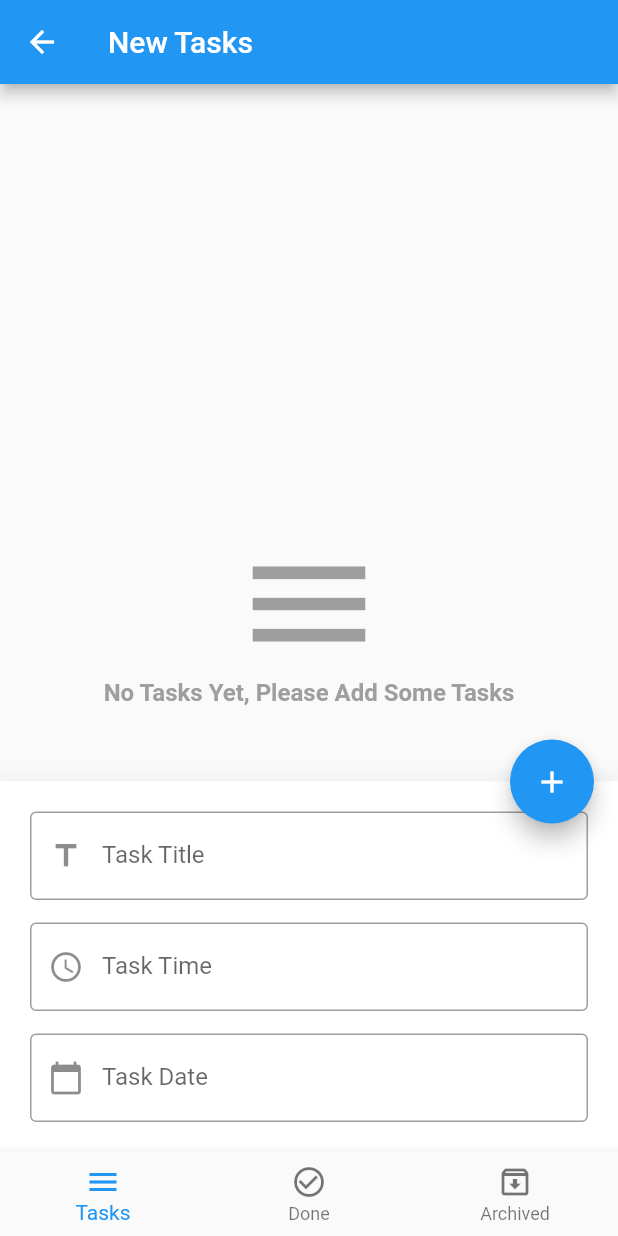
After one commit to Hassank455/BMI_Calculater, a Flutter app: the screen it shows after launch, after a tap on the "edit" icon, on a phone screen of 412 x 824 dp. The commit adds this screen. Run offline on Flutter 3.47's test engine with Material 2 defaults, Android fonts, the phone set to English and light mode, and no system bars; our stand-ins replace bloc, conditional_builder, flutter_bloc, sqflite; accounts and stored records are empty; network calls fail.

Commit message:
thired commot

```diff
--- /dev/null
+++ b/lib/layout/home_layout.dart
@@ -0,0 +1,195 @@
+import 'package:bmi_calculater/shared/components/components.dart';
+import 'package:bmi_calculater/shared/cubit/cubit.dart';
+import 'package:bmi_calculater/shared/cubit/states.dart';
+import 'package:conditional_builder/conditional_builder.dart';
+import 'package:flutter/material.dart';
+import 'package:flutter_bloc/flutter_bloc.dart';
+import 'package:intl/intl.dart';
+
+class HomeLayout extends StatefulWidget {
+  @override
+  _HomeLayoutState createState() => _HomeLayoutState();
+}
+
+class _HomeLayoutState extends State<HomeLayout> {
+  var scaffoldKey = GlobalKey<ScaffoldState>();
+
+  var formKey = GlobalKey<FormState>();
+
+  var titleController = TextEditingController();
+
+  var timeController = TextEditingController();
+
+  var dateController = TextEditingController();
+
+  @override
+  Widget build(BuildContext context) {
+    return BlocProvider(
+      create: (BuildContext context) => AppCubit()..createDatabase(),
+      child: BlocConsumer<AppCubit, AppStates>(
+        listener: (BuildContext context, AppStates state) {
+          if (state is AppInsertDatabaseState) {
+            Navigator.pop(context);
+          }
+        },
+        builder: (BuildContext context, AppStates state) {
+          AppCubit cubit = AppCubit.get(context);
+
+          return Scaffold(
+            key: scaffoldKey,
+            appBar: AppBar(
+              title: Text(
+                cubit.titles[cubit.currentIndex],
+              ),
+            ),
+            body: ConditionalBuilder(
+              condition: state is! AppGetDatabaseLoadingState,
+              builder: (context) => cubit.screens[cubit.currentIndex],
+              fallback: (context) => Center(child: CircularProgressIndicator()),
+            ),
+            floatingActionButton: FloatingActionButton(
+              onPressed: () {
+                if (cubit.isBottomSheetShown) {
+                  if (formKey.currentState.validate()) {
+                    cubit.insertToDatabase(
+                      title: titleController.text,
+                      time: timeController.text,
+                      date: dateController.text,
+                    );
+                  }
+                } else {
+                  scaffoldKey.currentState
+                      .showBottomSheet(
+                        (context) => Container(
+                          color: Colors.white,
+                          padding: EdgeInsets.all(
+                            20.0,
+                          ),
+                          child: Form(
+                            key: formKey,
+                            child: Column(
+                              mainAxisSize: MainAxisSize.min,
+                              children: [
+                                defaultFormField(
+                                  controller: titleController,
+                                  type: TextInputType.text,
+                                  validate: (String value) {
+                                    if (value.isEmpty) {
+                                      return 'title must not be empty';
+                                    }
+
+                                    return null;
+                                  },
+                                  label: 'Task Title',
+                                  prefix: Icons.title,
+                                ),
+                                SizedBox(
+                                  height: 15.0,
+                                ),
+                                defaultFormField(
+                                  controller: timeController,
+                                  type: TextInputType.datetime,
+                                  onTap: () {
+                                    showTimePicker(
+                                      context: context,
+                                      initialTime: TimeOfDay.now(),
+                                    ).then((value) {
+                                      timeController.text =
+                                          value.format(context).toString();
+                                      print(value.format(context));
+                                    });
+                                  },
+                                  validate: (String value) {
+                                    if (value.isEmpty) {
+                                      return 'time must not be empty';
+                                    }
+
+                                    return null;
+                                  },
+                                  label: 'Task Time',
+                                  prefix: Icons.watch_later_outlined,
+                                ),
+                                SizedBox(
+                                  height: 15.0,
+                                ),
+                                defaultFormField(
+                                  controller: dateController,
+                                  type: TextInputType.datetime,
+                                  onTap: () {
+                                    showDatePicker(
+                                      context: context,
+                                      initialDate: DateTime.now(),
+                                      firstDate: DateTime.now(),
+                                      lastDate: DateTime.parse('2021-05-03'),
+                                    ).then((value) {
+                                      dateController.text =
+                                          DateFormat.yMMMd().format(value);
+                                    });
+                                  },
+                                  validate: (String value) {
+                                    if (value.isEmpty) {
+                                      return 'date must not be empty';
+                                    }
+
+                                    return null;
+                                  },
+                                  label: 'Task Date',
+                                  prefix: Icons.calendar_today,
+                                ),
+                              ],
+                            ),
+                          ),
+                        ),
+                        elevation: 20.0,
+                      )
+                      .closed
+                      .then((value) {
+                    cubit.changeBottomSheetState(
+                      isShow: false,
+                      icon: Icons.edit,
+                    );
+                  });
+
+                  cubit.changeBottomSheetState(
+                    isShow: true,
+                    icon: Icons.add,
+                  );
+                }
+              },
+              child: Icon(
+                cubit.fabIcon,
+              ),
+            ),
+            bottomNavigationBar: BottomNavigationBar(
+              type: BottomNavigationBarType.fixed,
+              currentIndex: cubit.currentIndex,
+              onTap: (index) {
+                cubit.changeIndex(index);
+              },
+              items: [
+                BottomNavigationBarItem(
+                  icon: Icon(
+                    Icons.menu,
+                  ),
+                  label: 'Tasks',
+                ),
+                BottomNavigationBarItem(
+                  icon: Icon(
+                    Icons.check_circle_outline,
+                  ),
+                  label: 'Done',
+                ),
+                BottomNavigationBarItem(
+                  icon: Icon(
+                    Icons.archive_outlined,
+                  ),
+                  label: 'Archived',
+                ),
+              ],
+            ),
+          );
+        },
+      ),
+    );
+  }
+}
--- a/lib/main.dart
+++ b/lib/main.dart
@@ -1,6 +1,7 @@
 import 'package:bmi_calculater/modules/login/login_screen.dart';
 import 'package:flutter/material.dart';
 
+import 'layout/home_layout.dart';
 import 'modules/bmi/bmi_screen.dart';
 
 void main() {
@@ -15,7 +16,8 @@ class MyApp extends StatelessWidget {
   Widget build(BuildContext context) {
     return MaterialApp(
       debugShowCheckedModeBanner: false,
-      home: LoginScreen(),
+      //home: LoginScreen(),
+      home: HomeLayout(),
     );
   }
 }
--- /dev/null
+++ b/lib/modules/new_tasks/new_tasks_screen.dart
@@ -0,0 +1,25 @@
+
+import 'package:bmi_calculater/shared/components/components.dart';
+import 'package:bmi_calculater/shared/cubit/cubit.dart';
+import 'package:bmi_calculater/shared/cubit/states.dart';
+import 'package:flutter/material.dart';
+import 'package:flutter_bloc/flutter_bloc.dart';
+
+class NewTasksScreen extends StatelessWidget
+{
+  @override
+  Widget build(BuildContext context)
+  {
+    return BlocConsumer<AppCubit, AppStates>(
+      listener: (context, state) {},
+      builder: (context, state)
+      {
+        var tasks = AppCubit.get(context).newTasks;
+
+        return tasksBuilder(
+          tasks: tasks,
+        );
+      },
+    );
+  }
+}
--- a/lib/shared/components/components.dart
+++ b/lib/shared/components/components.dart
@@ -1,3 +1,5 @@
+import 'package:bmi_calculater/shared/cubit/cubit.dart';
+import 'package:conditional_builder/conditional_builder.dart';
 import 'package:flutter/material.dart';
 
 Widget defaultButton({
@@ -33,30 +35,153 @@ Widget defaultFormField({
   @required TextInputType type,
   Function onSubmit,
   Function onChange,
+  Function onTap,
   bool isPassword = false,
   @required Function validate,
   @required String label,
   @required IconData prefix,
   IconData suffix,
   Function suffixPressed,
-}) => TextFormField(
+  bool isClickable = true,
+}) =>
+    TextFormField(
       controller: controller,
       keyboardType: type,
       obscureText: isPassword,
+      enabled: isClickable,
       onFieldSubmitted: onSubmit,
       onChanged: onChange,
+      onTap: onTap,
       validator: validate,
       decoration: InputDecoration(
         labelText: label,
         prefixIcon: Icon(
           prefix,
         ),
-    suffixIcon: suffix != null ? IconButton(
+        suffixIcon: suffix != null
+            ? IconButton(
                 onPressed: suffixPressed,
                 icon: Icon(
                   suffix,
                 ),
-    ) : null,
+              )
+            : null,
         border: OutlineInputBorder(),
       ),
     );
+
+Widget buildTaskItem(Map model, context) => Dismissible(
+      key: Key(model['id'].toString()),
+      child: Padding(
+        padding: const EdgeInsets.all(20.0),
+        child: Row(
+          children: [
+            CircleAvatar(
+              radius: 40.0,
+              child: Text(
+                '${model['time']}',
+              ),
+            ),
+            SizedBox(
+              width: 20.0,
+            ),
+            Expanded(
+              child: Column(
+                mainAxisSize: MainAxisSize.min,
+                crossAxisAlignment: CrossAxisAlignment.start,
+                children: [
+                  Text(
+                    '${model['title']}',
+                    style: TextStyle(
+                      fontSize: 18.0,
+                      fontWeight: FontWeight.bold,
+                    ),
+                  ),
+                  Text(
+                    '${model['date']}',
+                    style: TextStyle(
+                      color: Colors.grey,
+                    ),
+                  ),
+                ],
+              ),
+            ),
+            SizedBox(
+              width: 20.0,
+            ),
+            IconButton(
+              onPressed: () {
+                AppCubit.get(context).updateData(
+                  status: 'done',
+                  id: model['id'],
+                );
+              },
+              icon: Icon(
+                Icons.check_box,
+                color: Colors.green,
+              ),
+            ),
+            IconButton(
+              onPressed: () {
+                AppCubit.get(context).updateData(
+                  status: 'archive',
+                  id: model['id'],
+                );
+              },
+              icon: Icon(
+                Icons.archive,
+                color: Colors.black45,
+              ),
+            ),
+          ],
+        ),
+      ),
+      onDismissed: (direction) {
+        AppCubit.get(context).deleteData(
+          id: model['id'],
+        );
+      },
+    );
+
+Widget tasksBuilder({
+  @required List<Map> tasks,
+}) =>
+    ConditionalBuilder(
+      condition: tasks.length > 0,
+      builder: (context) => ListView.separated(
+        itemBuilder: (context, index) {
+          return buildTaskItem(tasks[index], context);
+        },
+        separatorBuilder: (context, index) => Padding(
+          padding: const EdgeInsetsDirectional.only(
+            start: 20.0,
+          ),
+          child: Container(
+            width: double.infinity,
+            height: 1.0,
+            color: Colors.grey[300],
+          ),
+        ),
+        itemCount: tasks.length,
+      ),
+      fallback: (context) => Center(
+        child: Column(
+          mainAxisAlignment: MainAxisAlignment.center,
+          children: [
+            Icon(
+              Icons.menu,
+              size: 100.0,
+              color: Colors.grey,
+            ),
+            Text(
+              'No Tasks Yet, Please Add Some Tasks',
+              style: TextStyle(
+                fontSize: 16.0,
+                fontWeight: FontWeight.bold,
+                color: Colors.grey,
+              ),
+            ),
+          ],
+        ),
+      ),
+    );
--- /dev/null
+++ b/lib/shared/cubit/cubit.dart
@@ -0,0 +1,155 @@
+import 'package:bmi_calculater/modules/archived_tasks/archived_tasks_screen.dart';
+import 'package:bmi_calculater/modules/done_tasks/done_tasks_screen.dart';
+import 'package:bmi_calculater/modules/new_tasks/new_tasks_screen.dart';
+import 'package:bmi_calculater/shared/cubit/states.dart';
+import 'package:flutter/material.dart';
+import 'package:flutter_bloc/flutter_bloc.dart';
+import 'package:sqflite/sqflite.dart';
+
+class AppCubit extends Cubit<AppStates> {
+  AppCubit() : super(AppInitialState());
+
+  static AppCubit get(context) => BlocProvider.of(context);
+
+  int currentIndex = 0;
+
+  List<Widget> screens = [
+    NewTasksScreen(),
+    DoneTasksScreen(),
+    ArchivedTasksScreen(),
+  ];
+
+  List<String> titles = [
+    'New Tasks',
+    'Done Tasks',
+    'Archived Tasks',
+  ];
+
+  void changeIndex(int index) {
+    currentIndex = index;
+    emit(AppChangeBottomNavBarState());
+  }
+
+  Database database;
+  List<Map> newTasks = [];
+  List<Map> doneTasks = [];
+  List<Map> archivedTasks = [];
+
+  void createDatabase() {
+    openDatabase(
+      'todo.db',
+      version: 1,
+      onCreate: (database, version) {
+        // id integer
+        // title String
+        // date String
+        // time String
+        // status String
+
+        print('database created');
+        database
+            .execute(
+            'CREATE TABLE tasks (id INTEGER PRIMARY KEY, title TEXT, date TEXT, time TEXT, status TEXT)')
+            .then((value) {
+          print('table created');
+        }).catchError((error) {
+          print('Error When Creating Table ${error.toString()}');
+        });
+      },
+      onOpen: (database)
+      {
+        getDataFromDatabase(database);
+        print('database opened');
+      },
+    ).then((value) {
+      database = value;
+      emit(AppCreateDatabaseState());
+    });
+  }
+
+  insertToDatabase({
+    @required String title,
+    @required String time,
+    @required String date,
+  }) async {
+    await database.transaction((txn) {
+      txn
+          .rawInsert(
+        'INSERT INTO tasks(title, date, time, status) VALUES("$title", "$date", "$time", "new")',
+      )
+          .then((value) {
+        print('$value inserted successfully');
+        emit(AppInsertDatabaseState());
+
+        getDataFromDatabase(database);
+      }).catchError((error) {
+        print('Error When Inserting New Record ${error.toString()}');
+      });
+
+      return null;
+    });
+  }
+
+  void getDataFromDatabase(database)
+  {
+    newTasks = [];
+    doneTasks = [];
+    archivedTasks = [];
+
+    emit(AppGetDatabaseLoadingState());
+
+    database.rawQuery('SELECT * FROM tasks').then((value) {
+
+      value.forEach((element)
+      {
+        if(element['status'] == 'new')
+          newTasks.add(element);
+        else if(element['status'] == 'done')
+          doneTasks.add(element);
+        else archivedTasks.add(element);
+      });
+
+      emit(AppGetDatabaseState());
+    });
+  }
+
+  void updateData({
+    @required String status,
+    @required int id,
+  }) async
+  {
+    database.rawUpdate(
+      'UPDATE tasks SET status = ? WHERE id = ?',
+      ['$status', id],
+    ).then((value)
+    {
+      getDataFromDatabase(database);
+      emit(AppUpdateDatabaseState());
+    });
+  }
+
+  void deleteData({
+    @required int id,
+  }) async
+  {
+    database.rawDelete('DELETE FROM tasks WHERE id = ?', [id])
+        .then((value)
+    {
+      getDataFromDatabase(database);
+      emit(AppDeleteDatabaseState());
+    });
+  }
+
+  bool isBottomSheetShown = false;
+  IconData fabIcon = Icons.edit;
+
+  void changeBottomSheetState({
+    @required bool isShow,
+    @required IconData icon,
+  }) {
+    isBottomSheetShown = isShow;
+    fabIcon = icon;
+
+    emit(AppChangeBottomSheetState());
+  }
+}
--- /dev/null
+++ b/lib/shared/cubit/states.dart
@@ -0,0 +1,19 @@
+abstract class AppStates {}
+
+class AppInitialState extends AppStates {}
+
+class AppChangeBottomNavBarState extends AppStates {}
+
+class AppCreateDatabaseState extends AppStates {}
+
+class AppGetDatabaseLoadingState extends AppStates {}
+
+class AppGetDatabaseState extends AppStates {}
+
+class AppInsertDatabaseState extends AppStates {}
+
+class AppUpdateDatabaseState extends AppStates {}
+
+class AppDeleteDatabaseState extends AppStates {}
+
+class AppChangeBottomSheetState extends AppStates {}
--- a/pubspec.yaml
+++ b/pubspec.yaml
@@ -28,6 +28,11 @@ dependencies:
   # The following adds the Cupertino Icons font to your application.
   # Use with the CupertinoIcons class for iOS style icons.
   cupertino_icons: ^1.0.2
+  sqflite: ^1.3.0
+  intl: ^0.17.0
+  conditional_builder: ^1.0.2
+  bloc: ^7.0.0
+  flutter_bloc: ^7.0.0
 
 dev_dependencies:
   flutter_test:
```
Also changed, not shown: lib/modules/archived_tasks/archived_tasks_screen.dart (added, +23 -0 lines), lib/modules/done_tasks/done_tasks_screen.dart (added, +23 -0 lines), lib/shared/bloc_observer.dart (added, +28 -0 lines), pubspec.lock. Lines whose indentation alone changed are shown as unchanged.
